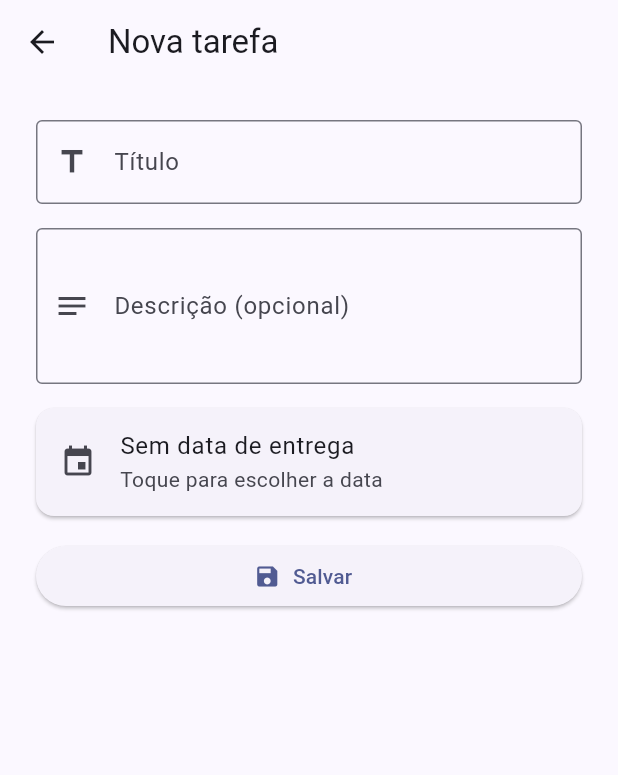
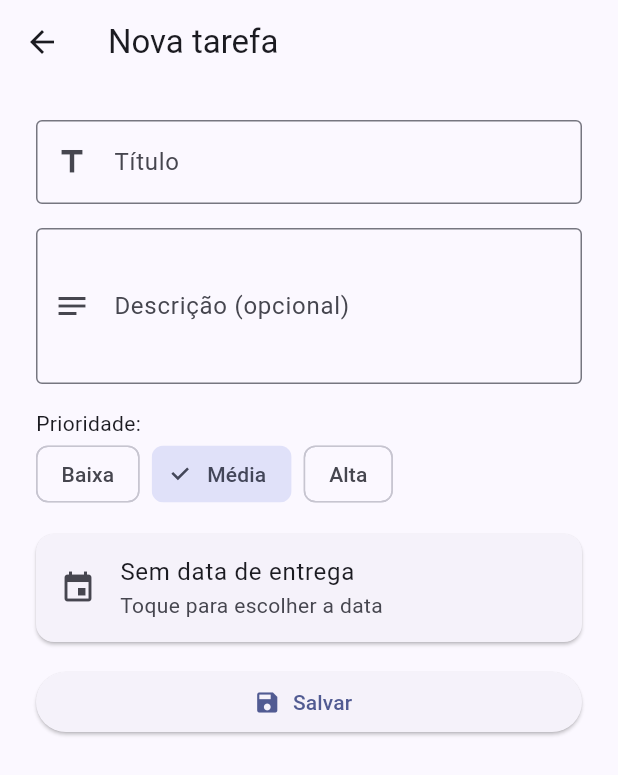
Before and after one commit to Fabricio7219/minhas_tarefas, a Flutter app: the TarefaFormScreen screen opened by its route, on a phone screen of 412 x 824 dp. Shown: the top 775 px of the screen. Run offline on Flutter 3.47's test engine with Material 3 defaults, Android fonts, the phone set to English and light mode, and no system bars; our stand-ins replace sqflite, sqflite_common_ffi; accounts and stored records are empty.

Commit message:
Adiciona prioridade (Baixa, Media, Alta) nas tarefas

```diff
--- a/lib/models/tarefa.dart
+++ b/lib/models/tarefa.dart
@@ -20,6 +20,8 @@ class Tarefa {
   final bool concluida;
   final String dataCriacao; // guardada como texto no formato ISO 8601
   final String? dataEntrega; // "aaaa-mm-dd" ou null quando não tem prazo
+   final String prioridade;
+
 
   Tarefa({
     this.id,
@@ -29,6 +31,7 @@ class Tarefa {
     this.concluida = false,
     required this.dataCriacao,
     this.dataEntrega,
+    this.prioridade = 'Média'
   });
 
   /// Converte o objeto em Map para salvar no SQLite.
@@ -42,6 +45,7 @@ class Tarefa {
       'concluida': concluida ? 1 : 0,
       'data_criacao': dataCriacao,
       'data_entrega': dataEntrega,
+      'prioridade': prioridade,
     };
   }
 
@@ -55,6 +59,7 @@ class Tarefa {
       concluida: map['concluida'] == 1,
       dataCriacao: map['data_criacao'] as String,
       dataEntrega: map['data_entrega'] as String?,
+       prioridade: (map['prioridade'] ?? 'Média') as String,
     );
   }
 
@@ -69,6 +74,7 @@ class Tarefa {
       concluida: concluida ?? this.concluida,
       dataCriacao: dataCriacao,
       dataEntrega: dataEntrega,
+       prioridade: prioridade,
     );
   }
 
--- a/lib/screens/tarefa_form_screen.dart
+++ b/lib/screens/tarefa_form_screen.dart
@@ -24,6 +24,7 @@ class _TarefaFormScreenState extends State<TarefaFormScreen> {
   final _descricaoController = TextEditingController();
   bool _salvando = false;
   String? _dataEntrega; // "aaaa-mm-dd" ou null (sem prazo)
+   String _prioridade = 'Média'; // pririodade escolida na tela
 
   bool get _editando => widget.tarefa != null;
 
@@ -35,6 +36,7 @@ class _TarefaFormScreenState extends State<TarefaFormScreen> {
       _tituloController.text = widget.tarefa!.titulo;
       _descricaoController.text = widget.tarefa!.descricao;
       _dataEntrega = widget.tarefa!.dataEntrega;
+      _prioridade = widget.tarefa!.prioridade;
     }
   }
 
@@ -81,6 +83,7 @@ class _TarefaFormScreenState extends State<TarefaFormScreen> {
             concluida: original.concluida,
             dataCriacao: original.dataCriacao,
             dataEntrega: _dataEntrega,
+            prioridade: _prioridade,
           ),
         );
       } else {
@@ -92,6 +95,7 @@ class _TarefaFormScreenState extends State<TarefaFormScreen> {
             descricao: _descricaoController.text.trim(),
             dataCriacao: DateTime.now().toIso8601String(),
             dataEntrega: _dataEntrega,
+            prioridade: _prioridade,
           ),
         );
       }
@@ -130,6 +134,33 @@ class _TarefaFormScreenState extends State<TarefaFormScreen> {
                 icone: Icons.notes,
                 maxLinhas: 3,
               ),
+
+                       // Prioridade: 3 botões, só um fica marcado
+              const Text('Prioridade:'),
+              Row(
+                children: [
+                  ChoiceChip(
+                    label: const Text('Baixa'),
+                    selected: _prioridade == 'Baixa',
+                    onSelected: (_) => setState(() => _prioridade = 'Baixa'),
+                  ),
+                  const SizedBox(width: 8),
+                  ChoiceChip(
+                    label: const Text('Média'),
+                    selected: _prioridade == 'Média',
+                    onSelected: (_) => setState(() => _prioridade = 'Média'),
+                  ),
+                  const SizedBox(width: 8),
+                  ChoiceChip(
+                    label: const Text('Alta'),
+                    selected: _prioridade == 'Alta',
+                    onSelected: (_) => setState(() => _prioridade = 'Alta'),
+                  ),
+                ],
+              ),
+              const SizedBox(height: 16),
+
+
               // Campo da data de entrega (opcional).
               Card(
                 margin: const EdgeInsets.only(bottom: 16),
--- a/lib/services/database_service.dart
+++ b/lib/services/database_service.dart
@@ -12,7 +12,7 @@ import '../models/usuario.dart';
 class DatabaseService {
   static const _nomeArquivo = 'minhas_tarefas.db';
   // Versão 2: adicionada a coluna data_entrega na tabela tarefas.
-  static const _versao = 2;
+  static const _versao = 3;
 
   // Guarda o banco já aberto para não abrir o arquivo toda hora.
   static Database? _banco;
@@ -59,6 +59,7 @@ class DatabaseService {
         concluida INTEGER NOT NULL DEFAULT 0,
         data_criacao TEXT NOT NULL,
         data_entrega TEXT,
+         prioridade TEXT NOT NULL DEFAULT 'Média',
         FOREIGN KEY (usuario_id) REFERENCES usuarios(id) ON DELETE CASCADE
       )
     ''');
@@ -73,6 +74,12 @@ class DatabaseService {
     if (versaoAntiga < 2) {
       await db.execute('ALTER TABLE tarefas ADD COLUMN data_entrega TEXT');
     }
+     if (versaoAntiga < 3) {
+      await db.execute(
+        "ALTER TABLE tarefas ADD COLUMN prioridade TEXT NOT NULL DEFAULT 'Média'",
+      );
+    }
+
   }
 
   // ===================== USUÁRIOS =====================
--- a/lib/widgets/tarefa_card.dart
+++ b/lib/widgets/tarefa_card.dart
@@ -84,6 +84,20 @@ class TarefaCard extends StatelessWidget {
           crossAxisAlignment: CrossAxisAlignment.start,
           children: [
             if (tarefa.descricao.isNotEmpty) Text(tarefa.descricao),
+               Text(
+              'Prioridade: ${tarefa.prioridade}',
+              style: TextStyle(
+                // Alta = vermelho | Média = amarelo | Baixa = verde
+                color: tarefa.prioridade == 'Alta'
+                    ? Colors.red
+                    : tarefa.prioridade == 'Média'
+                        ? Colors.amber.shade800
+                        : Colors.green,
+                fontWeight: FontWeight.bold,
+              ),
+            ),
+
+
             if (aviso != null)
               Padding(
                 padding: const EdgeInsets.only(top: 4),
```
Also changed, not shown: 2 other files.
